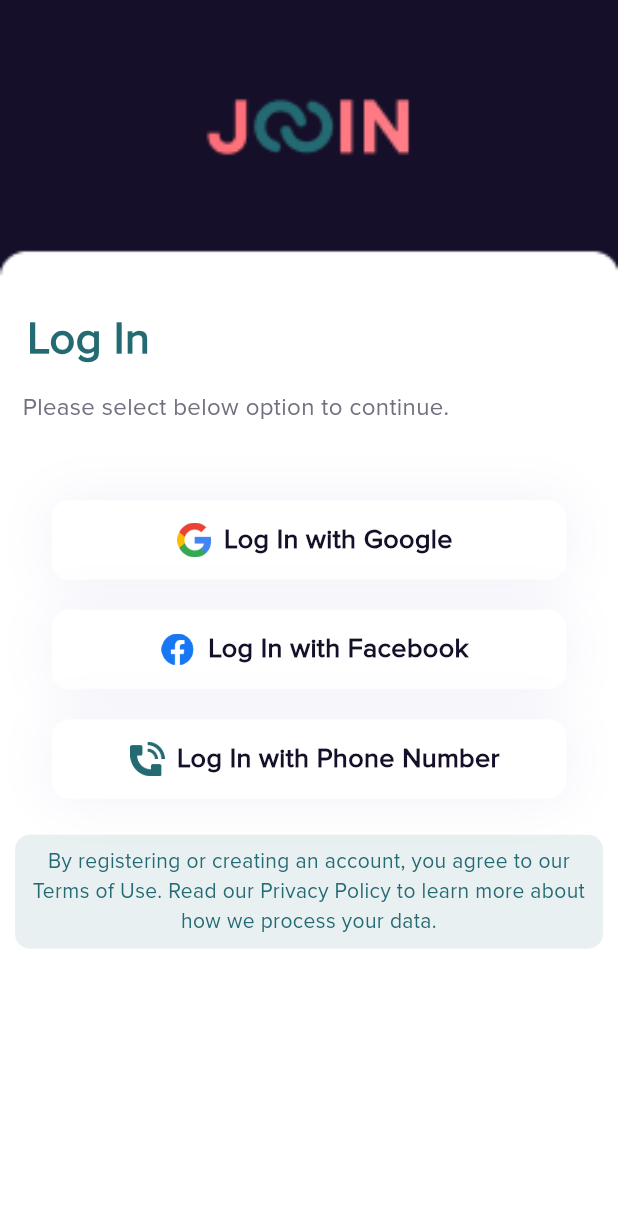
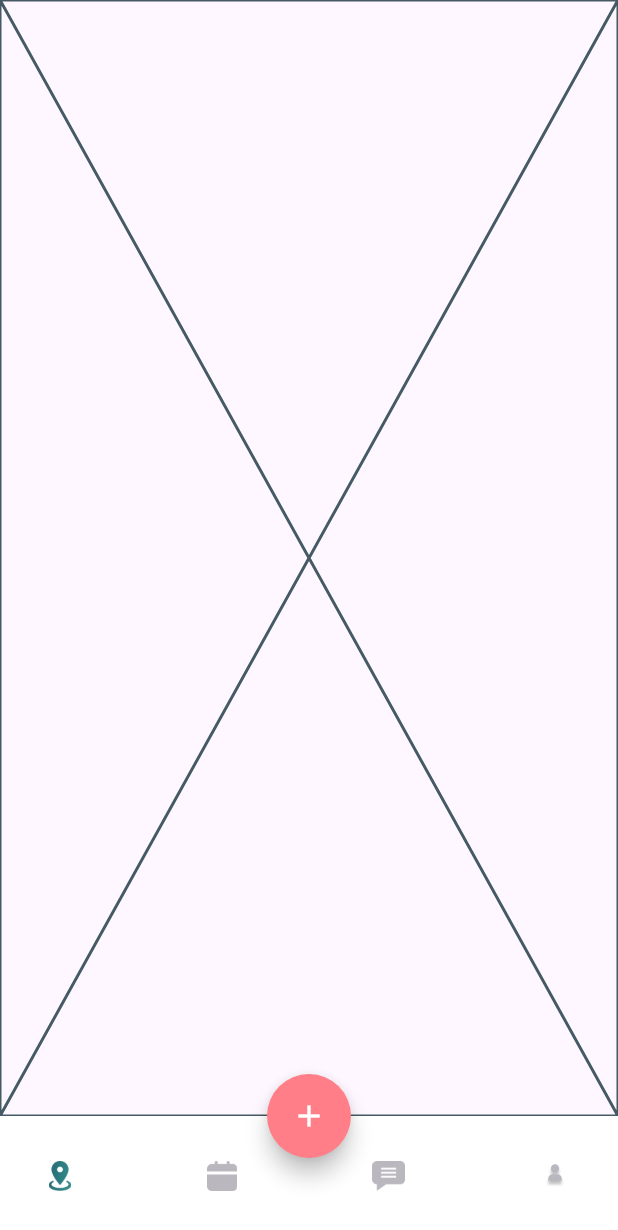
Before and after one commit to fwdAndroid/join, a Flutter app: the screen it shows after launch, after a tap on "Log In with Google", on a phone screen of 412 x 824 dp. Shown: the top 1230 px of the screen. Run offline on Flutter 3.47's test engine with Material 2 defaults, Android fonts, the phone set to English and light mode, and no system bars; our stand-ins replace animated_splash_screen, page_transition.

Commit message:
MainScreen Completed

```diff
--- a/lib/auth/login_screen.dart
+++ b/lib/auth/login_screen.dart
@@ -1,4 +1,5 @@
 import 'package:flutter/material.dart';
+import 'package:join/main/main_screen.dart';
 
 class LoginScreen extends StatefulWidget {
   @override
@@ -51,7 +52,10 @@ class _LoginScreenState extends State<LoginScreen> {
                   height: 50,
                 ),
                 InkWell(
-                  onTap: () async {},
+                  onTap: () async {
+                    Navigator.push(context,
+                        MaterialPageRoute(builder: (builder) => MainScreen()));
+                  },
                   child: Center(
                     child: Container(
                       height: 53,
--- /dev/null
+++ b/lib/main/dashboard_pages/welcome_page.dart
@@ -0,0 +1,15 @@
+import 'package:flutter/material.dart';
+
+class WelComePage extends StatefulWidget {
+  const WelComePage({super.key});
+
+  @override
+  State<WelComePage> createState() => _WelComePageState();
+}
+
+class _WelComePageState extends State<WelComePage> {
+  @override
+  Widget build(BuildContext context) {
+    return const Placeholder();
+  }
+}
--- /dev/null
+++ b/lib/main/main_screen.dart
@@ -0,0 +1,155 @@
+import 'package:flutter/material.dart';
+import 'package:join/main/dashboard_pages/create_activity.dart';
+import 'package:join/main/dashboard_pages/my_profile.dart';
+import 'package:join/main/dashboard_pages/welcome_page.dart';
+import 'package:join/main/dashboard_pages/your_calender.dart';
+import 'package:join/main/message_screen.dart';
+
+class MainScreen extends StatefulWidget {
+  // MainScreen ({Key key}) : super(key: key);
+
+  @override
+  _MainScreenState createState() => _MainScreenState();
+}
+
+class _MainScreenState extends State<MainScreen> {
+  late AnimationController _fabAnimationController;
+  late AnimationController _borderRadiusAnimationController;
+  late Animation<double> fabAnimation;
+  late Animation<double> borderRadiusAnimation;
+  late CurvedAnimation fabCurve;
+  late CurvedAnimation borderRadiusCurve;
+
+  int currentTab = 0; // to keep track of active tab index
+  final List<Widget> screens = [
+    const WelComePage(),
+  ]; // to store nested tabs
+  final PageStorageBucket bucket = PageStorageBucket();
+  Widget currentScreen = const WelComePage(); // Our first view in viewport
+
+  @override
+  Widget build(BuildContext context) {
+    return Scaffold(
+      floatingActionButton: FloatingActionButton(
+        shape: StadiumBorder(),
+        backgroundColor: Color(0xffFF7E87),
+        child: Icon(
+          Icons.add,
+          color: Colors.white,
+        ),
+        onPressed: () {
+          Navigator.push(context,
+              MaterialPageRoute(builder: (builder) => CreateActivity()));
+          _fabAnimationController.reset();
+          _borderRadiusAnimationController.reset();
+          _borderRadiusAnimationController.forward();
+          _fabAnimationController.forward();
+        },
+      ),
+      floatingActionButtonLocation: FloatingActionButtonLocation.centerDocked,
+      body: PageStorage(
+        child: currentScreen,
+        bucket: bucket,
+      ),
+      bottomNavigationBar: BottomAppBar(
+        color: Colors.white,
+        child: Container(
+          height: 40,
+          child: Row(
+            mainAxisAlignment: MainAxisAlignment.spaceBetween,
+            children: [
+              //Welcome
+              MaterialButton(
+                minWidth: 40,
+                onPressed: () {
+                  setState(() {
+                    currentScreen =
+                        const WelComePage(); // if user taps on this dashboard tab will be active
+                    currentTab = 0;
+                  });
+                },
+                child: Column(
+                  mainAxisAlignment: MainAxisAlignment.center,
+                  children: <Widget>[
+                    Image.asset(
+                      currentTab == 0
+                          ? 'assets/locationcolor.png'
+                          : 'assets/location.png',
+                      height: 20,
+                    )
+                  ],
+                ),
+              ),
+
+              //Calender
+              MaterialButton(
+                minWidth: 40,
+                onPressed: () {
+                  setState(() {
+                    currentScreen =
+                        const YourCalender(); // if user taps on this dashboard tab will be active
+
+                    currentTab = 1;
+                  });
+                },
+                child: Column(
+                  mainAxisAlignment: MainAxisAlignment.center,
+                  children: <Widget>[
+                    Image.asset(
+                      currentTab == 1
+                          ? 'assets/colors.png'
+                          : 'assets/calender.png',
+                      height: 20,
+                    )
+                  ],
+                ),
+              ),
+              //Chat
+              MaterialButton(
+                minWidth: 40,
+                onPressed: () {
+                  setState(() {
+                    currentScreen = MessageScreen();
+                    // if user taps on this dashboard tab will be active
+                    currentTab = 2;
+                  });
+                },
+                child: Column(
+                  mainAxisAlignment: MainAxisAlignment.center,
+                  children: <Widget>[
+                    Image.asset(
+                      currentTab == 2 ? 'assets/chats.png' : 'assets/chat1.png',
+                      height: 20,
+                    )
+                  ],
+                ),
+              ),
+              //Profile
+              MaterialButton(
+                minWidth: 40,
+                onPressed: () {
+                  setState(() {
+                    currentScreen = MyProfile();
+                    // if user taps on this dashboard tab will be active
+                    currentTab = 3;
+                  });
+                },
+                child: Column(
+                  mainAxisAlignment: MainAxisAlignment.center,
+                  children: <Widget>[
+                    Image.asset(
+                      currentTab == 3
+                          ? 'assets/profilecolor.png'
+                          : 'assets/person.png',
+                      height: 20,
+                    )
+                  ],
+                ),
+              ),
+            ],
+          ),
+        ),
+      ),
+    );
+  }
+}
```
Also changed, not shown: lib/main/dashboard_pages/create_activity.dart (added, +15 -0 lines), lib/main/dashboard_pages/my_profile.dart (added, +15 -0 lines), lib/main/dashboard_pages/your_calender.dart (added, +15 -0 lines), lib/main/message_screen.dart (added, +15 -0 lines), assets/calender.png (added), assets/chat1.png (added), assets/chats.png (added), assets/colors.png (added), assets/location.png (added), assets/locationcolor.png (added), assets/person.png (added), assets/profilecolor.png (added).
